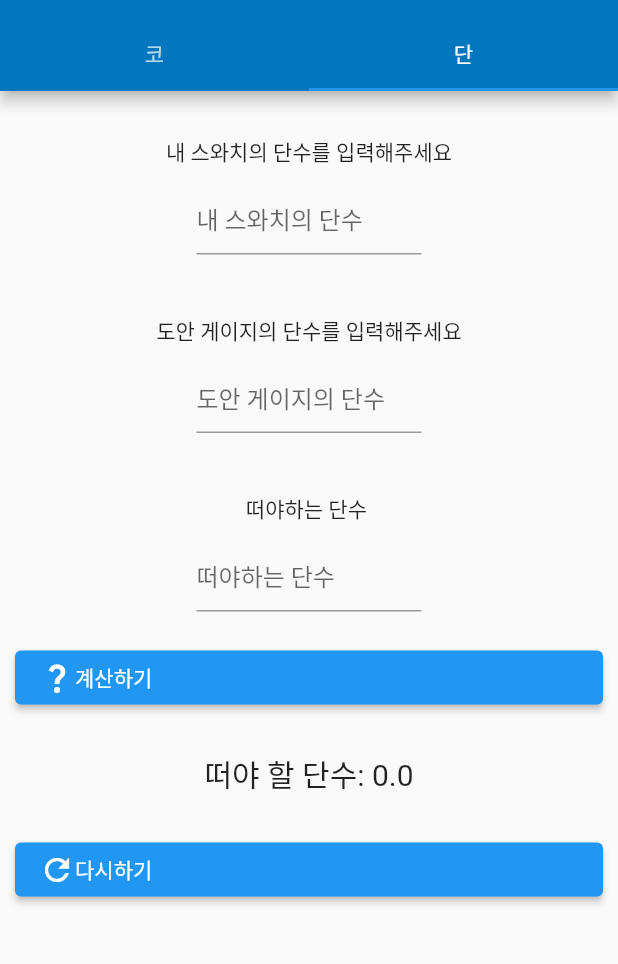
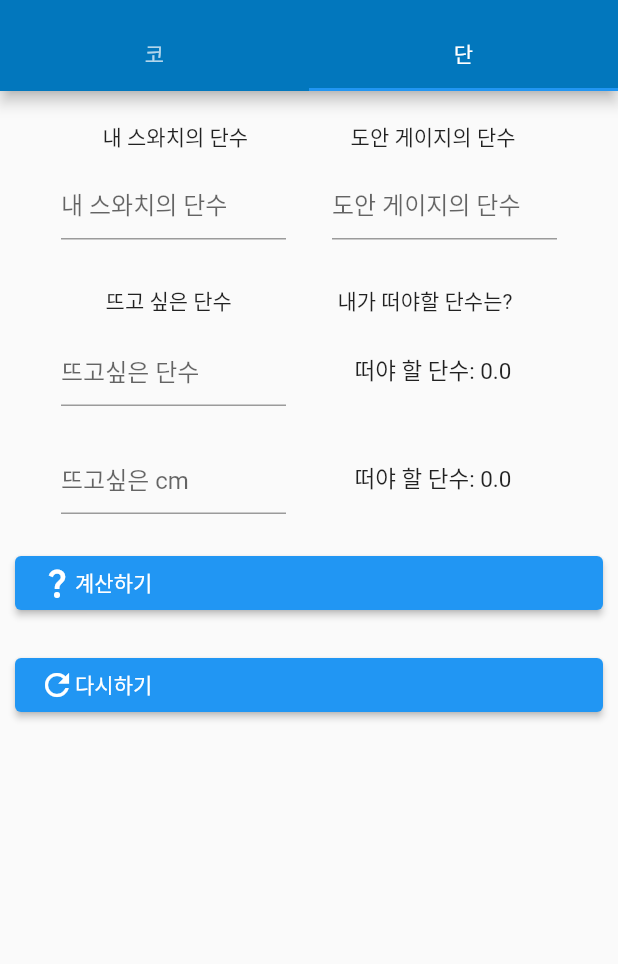
Before and after one commit to kokorii/my_gague, a Flutter app: the screen it shows after launch, tab 2 chosen, after a tap on "계산하기", on a phone screen of 412 x 824 dp, the part 65-1029 px from its top. Run offline on Flutter 3.47's test engine with Material 2 defaults, Android fonts, the phone set to English and light mode, and no system bars.

Commit message:
단수 계산 화면 정리 cm 계산 기능 추가

```diff
--- a/lib/main.dart
+++ b/lib/main.dart
@@ -65,9 +65,10 @@ class _MyGagueState extends State<MyGagueApp> {
                 //   leading: Icon(
                 //     Icons.home,
                 //   ),
-                //   title: const Text('Page 1'),
+                //   title: const Text('게이지란?'),
                 //   onTap: () {
                 //     Navigator.pop(context);
+                //     RowPage();
                 //   },
                 // ),
                 // ListTile(
--- a/lib/rowPage.dart
+++ b/lib/rowPage.dart
@@ -10,6 +10,8 @@ class _RowPage extends State<RowPage> {
 
   TextEditingController packRowController = TextEditingController(); // 도안 단수
 
+  TextEditingController cmRowController = TextEditingController(); // 떠야 할 cm
+
   TextEditingController castonRowController =
       TextEditingController(); // cast on row
 
@@ -17,7 +19,9 @@ class _RowPage extends State<RowPage> {
     'myRow': 0,
     'packRow': 0,
     'castOnRow': 0,
-    'resRow': 0
+    'cmRow': 0,
+    'resRow': 0,
+    'resCmRow': 0,
   };
 
   @override
@@ -31,8 +35,10 @@ class _RowPage extends State<RowPage> {
       mainAxisAlignment: MainAxisAlignment.start,
       children: [
         Padding(
-            padding: EdgeInsets.only(top: 30),
-            child: Text("내 스와치의 단수를 입력해주세요")),
+            padding: EdgeInsets.only(top: 20),
+            child: Row(
+                mainAxisAlignment: MainAxisAlignment.spaceEvenly,
+                children: <Widget>[Text("내 스와치의 단수"), Text("도안 게이지의 단수")])),
         Padding(
           padding: EdgeInsets.all(10),
           child: Row(
@@ -46,17 +52,6 @@ class _RowPage extends State<RowPage> {
                     controller: myRowController,
                     decoration: InputDecoration(hintText: "내 스와치의 단수")),
               )),
-            ],
-          ),
-        ),
-        Padding(
-            padding: EdgeInsets.only(top: 30),
-            child: Text("도안 게이지의 단수를 입력해주세요")),
-        Padding(
-          padding: EdgeInsets.all(10),
-          child: Row(
-            mainAxisAlignment: MainAxisAlignment.spaceEvenly,
-            children: <Widget>[
               Flexible(
                   child: SizedBox(
                 width: 150,
@@ -68,7 +63,11 @@ class _RowPage extends State<RowPage> {
             ],
           ),
         ),
-        Padding(padding: EdgeInsets.only(top: 30), child: Text("떠야하는 단수 ")),
+        Padding(
+            padding: EdgeInsets.only(top: 20),
+            child: Row(
+                mainAxisAlignment: MainAxisAlignment.spaceEvenly,
+                children: <Widget>[Text("뜨고 싶은 단수"), Text("내가 떠야할 단수는?")])),
         Padding(
           padding: EdgeInsets.all(10),
           child: Row(
@@ -80,7 +79,45 @@ class _RowPage extends State<RowPage> {
                 child: TextField(
                     keyboardType: TextInputType.number,
                     controller: castonRowController,
-                    decoration: InputDecoration(hintText: "떠야하는 단수")),
+                    decoration: InputDecoration(hintText: "뜨고싶은 단수")),
+              )),
+              Flexible(
+                  child: SizedBox(
+                width: 150,
+                child: Padding(
+                  padding: EdgeInsets.all(15.0),
+                  child: Text(
+                    '떠야 할 단수: ${calDict['resRow']}',
+                    style: TextStyle(fontSize: 15),
+                  ),
+                ),
+              )),
+            ],
+          ),
+        ),
+        Padding(
+          padding: EdgeInsets.all(10),
+          child: Row(
+            mainAxisAlignment: MainAxisAlignment.spaceEvenly,
+            children: <Widget>[
+              Flexible(
+                  child: SizedBox(
+                width: 150,
+                child: TextField(
+                    keyboardType: TextInputType.number,
+                    controller: cmRowController,
+                    decoration: InputDecoration(hintText: "뜨고싶은 cm")),
+              )),
+              Flexible(
+                  child: SizedBox(
+                width: 150,
+                child: Padding(
+                  padding: EdgeInsets.all(15.0),
+                  child: Text(
+                    '떠야 할 단수: ${calDict['resCmRow']}',
+                    style: TextStyle(fontSize: 15),
+                  ),
+                ),
               )),
             ],
           ),
@@ -114,6 +151,10 @@ class _RowPage extends State<RowPage> {
                     ? double.parse(castonRowController.value.text)
                     : 0;
 
+                calDict['cmRow'] = cmRowController.value.text.isNotEmpty
+                    ? double.parse(cmRowController.value.text)
+                    : 0;
+
                 print("after");
                 print(calDict);
                 //키보드 숨기기
@@ -128,15 +169,17 @@ class _RowPage extends State<RowPage> {
 
                   print("this is row cal");
                 }
+
+                if (calDict['myRow'] != 0 &&
+                    //calDict['packRow'] != 0 &&
+                    calDict['cmRow'] != 0) {
+                  calDict['resCmRow'] =
+                      double.parse(myRowController.value.text) /
+                          10 *
+                          double.parse(cmRowController.value.text);
+                }
               });
             },
-          ),
-        ),
-        Padding(
-          padding: EdgeInsets.all(15.0),
-          child: Text(
-            '떠야 할 단수: ${calDict['resRow']}',
-            style: TextStyle(fontSize: 20),
           ),
         ),
         Padding(
@@ -147,12 +190,15 @@ class _RowPage extends State<RowPage> {
                 myRowController.clear();
                 packRowController.clear();
                 castonRowController.clear();
+                cmRowController.clear();
 
                 calDict = {
                   'myRow': 0,
                   'packRow': 0,
                   'castOnRow': 0,
-                  'resRow': 0
+                  'cmRow': 0,
+                  'resRow': 0,
+                  'resCmRow': 0,
                 };
               });
             },
--- a/lib/stPage.dart
+++ b/lib/stPage.dart
@@ -31,9 +31,6 @@ class _StPage extends State<StPage> {
       mainAxisAlignment: MainAxisAlignment.start,
       children: [
         Padding(
-            padding: EdgeInsets.only(top: 30),
-            child: Text("내 스와치의 코수를 입력해주세요")),
-        Padding(
           padding: EdgeInsets.all(10),
           child: Row(
             mainAxisAlignment: MainAxisAlignment.spaceEvenly,
@@ -47,17 +44,6 @@ class _StPage extends State<StPage> {
                   decoration: InputDecoration(hintText: "내 스와치의 코수"),
                 ),
               )),
-            ],
-          ),
-        ),
-        Padding(
-            padding: EdgeInsets.only(top: 30),
-            child: Text("도안 게이지의 코수를 입력해주세요")),
-        Padding(
-          padding: EdgeInsets.all(10),
-          child: Row(
-            mainAxisAlignment: MainAxisAlignment.spaceEvenly,
-            children: <Widget>[
               Flexible(
                   child: SizedBox(
                 width: 150,
@@ -70,8 +56,6 @@ class _StPage extends State<StPage> {
             ],
           ),
         ),
-        Padding(
-            padding: EdgeInsets.only(top: 30), child: Text("떠야하는(잡아야하는) 코수")),
         Padding(
           padding: EdgeInsets.all(10),
           child: Row(
```
